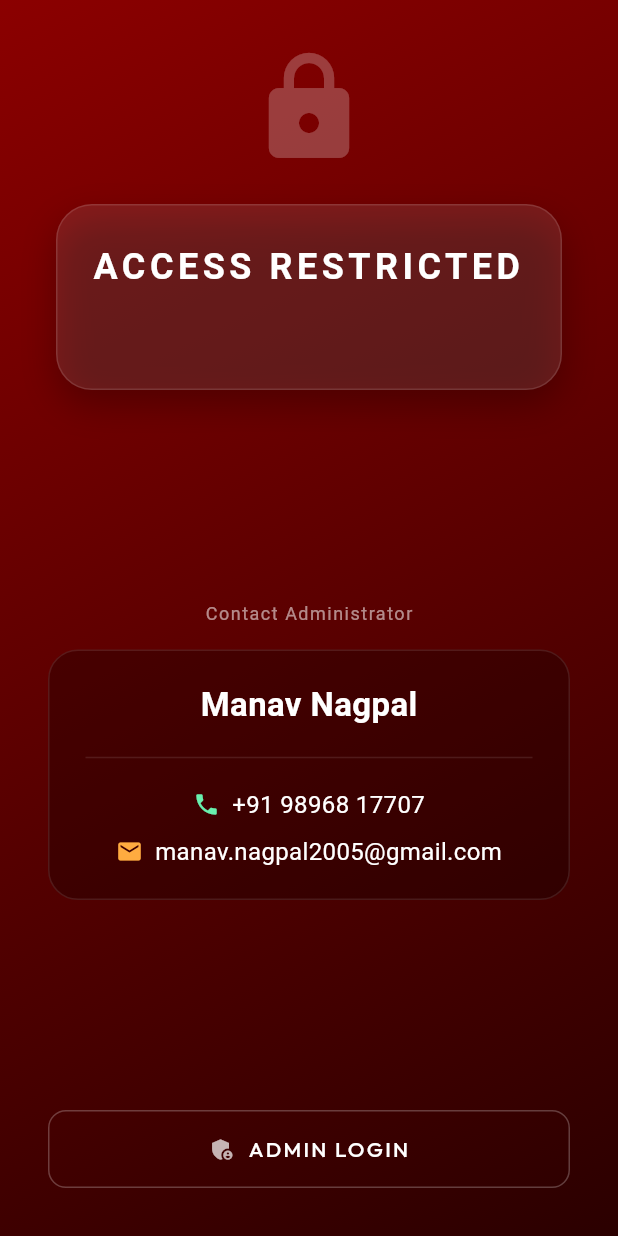
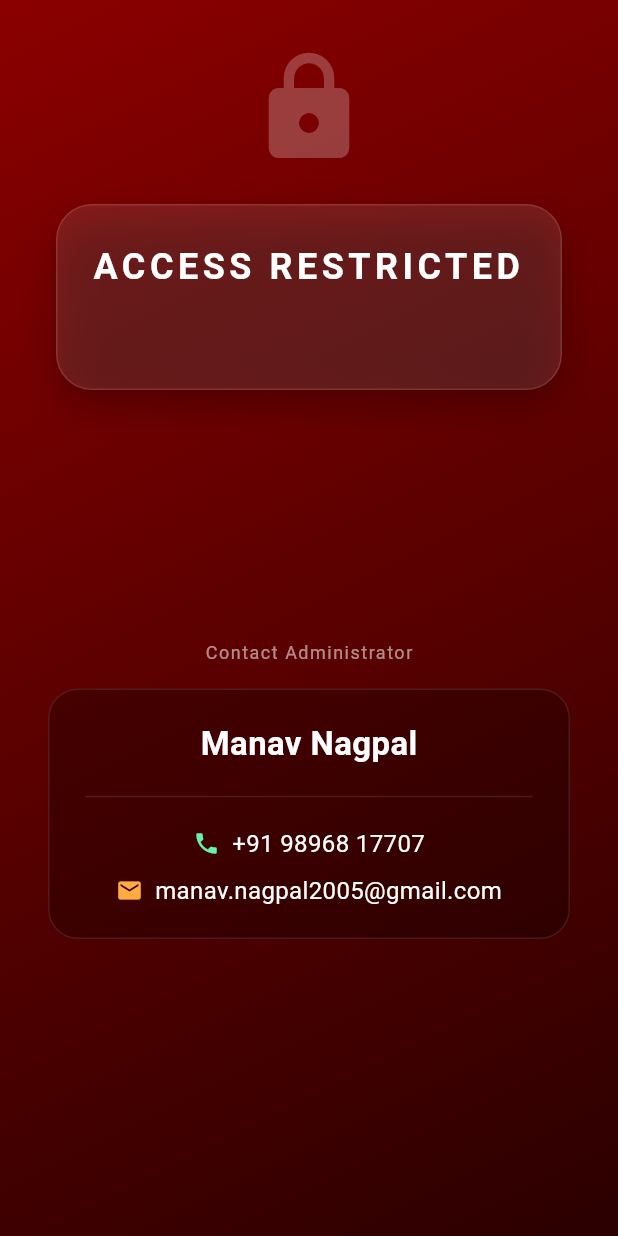
Before and after one commit to manavnagpal08/namkeen_manager, a Flutter app: the AccessRestrictedScreen screen opened directly with empty values, on a phone screen of 412 x 824 dp. Run offline on Flutter 3.47's test engine with Material 3 defaults, Android fonts, the phone set to English and light mode, and no system bars; our stand-ins replace cloud_firestore, firebase_core, fl_chart, google_fonts, image_picker, pdf and 3 more; missing offline and left inert: esc_pos_utils_plus, flutter_pos_printer_platform_image_3; accounts and stored records are empty.

Commit message:
Hide Admin Access: Removed visible button. Added Secret DoubleTap/LongPress on Lock Icon.

```diff
--- a/lib/screens/access_restricted_screen.dart
+++ b/lib/screens/access_restricted_screen.dart
@@ -117,7 +117,12 @@ class _AccessRestrictedScreenState extends State<AccessRestrictedScreen> {
                 child: Column(
                   mainAxisAlignment: MainAxisAlignment.center,
                   children: [
-                    const Icon(Icons.lock_rounded, size: 80, color: Colors.white24),
+                    // SECRET TRIGGER 1: Long Press the Lock Icon
+                    GestureDetector(
+                      onLongPress: _showAdminPanel,
+                      onDoubleTap: _showAdminPanel,
+                      child: const Icon(Icons.lock_rounded, size: 80, color: Colors.white24),
+                    ),
                     const SizedBox(height: 24),
 
                     // Alert Card
@@ -133,6 +138,7 @@ class _AccessRestrictedScreenState extends State<AccessRestrictedScreen> {
                       ),
                       child: Column(
                         children: [
+                          // SECRET TRIGGER 2: Long Press the Title
                           GestureDetector(
                             onLongPress: _showAdminPanel,
                             child: const Text(
@@ -172,21 +178,7 @@ class _AccessRestrictedScreenState extends State<AccessRestrictedScreen> {
                     ),
 
                     const Spacer(),
-
-                    // Admin Unlock Button - VISIBLE & STANDARD
-                    SizedBox(
-                      width: double.infinity,
-                      child: OutlinedButton.icon(
-                        onPressed: _showAdminPanel,
-                        icon: const Icon(Icons.admin_panel_settings, color: Colors.white70),
-                        label: const Text('ADMIN LOGIN', style: TextStyle(color: Colors.white, letterSpacing: 1.5)),
-                        style: OutlinedButton.styleFrom(
-                          padding: const EdgeInsets.symmetric(vertical: 16),
-                          side: const BorderSide(color: Colors.white24),
-                          shape: RoundedRectangleBorder(borderRadius: BorderRadius.circular(12)),
-                        ),
-                      ),
-                    ),
+                    // No visible button
                   ],
                 ),
               ),
```
